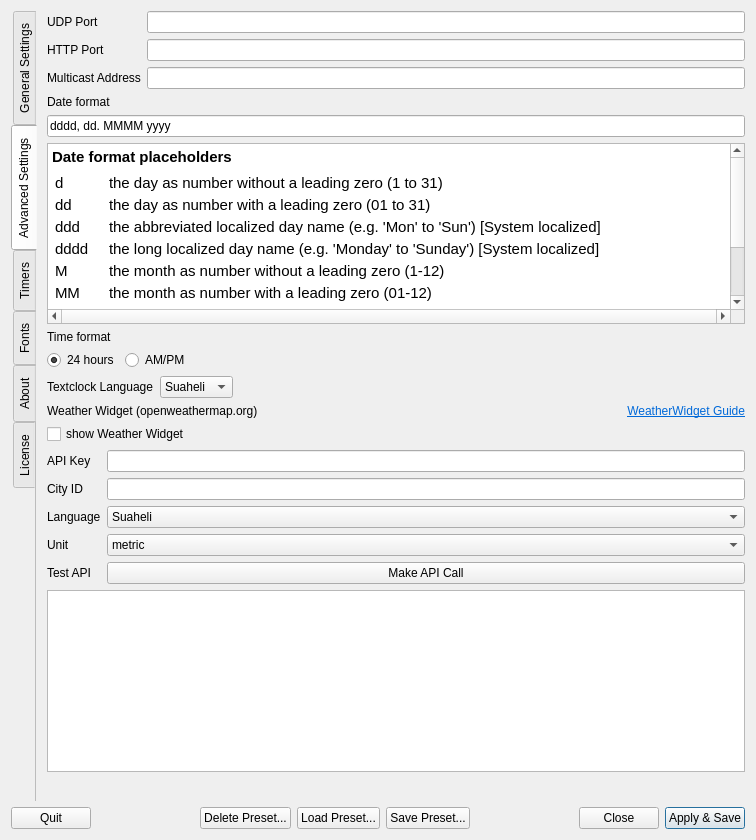
saschaludwig/OnAirScreen, file settings.ui: the form before one commit.
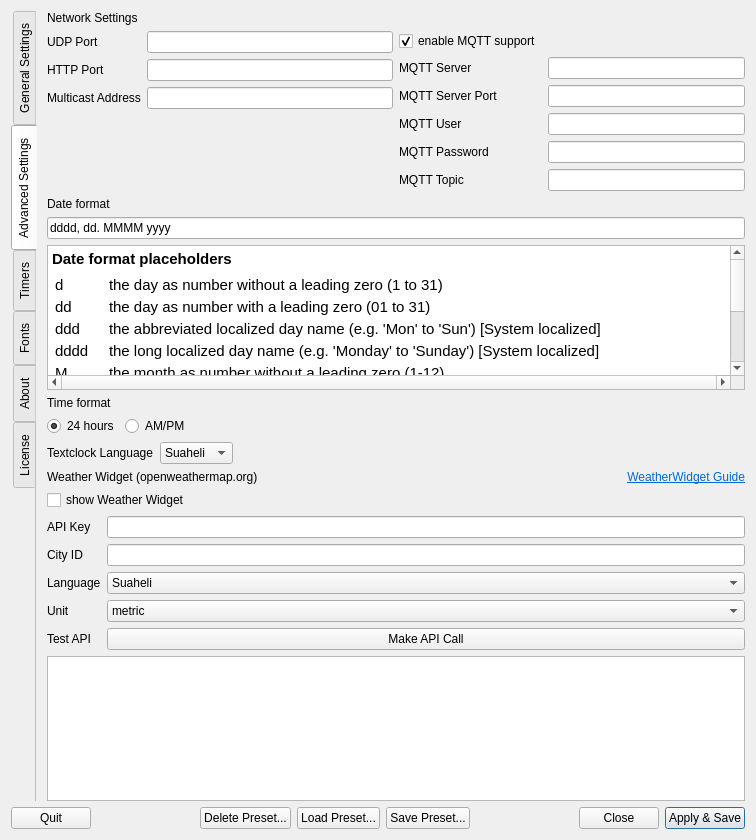
The form after the commit. The open tabs and pages were chosen to show the change. Icons and pictures are not drawn.

Commit message:
Add MQTT integration with Home Assistant Autodiscovery support
- Add MQTT client with Home Assistant Autodiscovery
- Support for LED switches (LED1-4)
- Support for AIR timer switches and sensors (AIR1-4)
- Support for reset buttons (AIR3/AIR4)
- Support for text entities (NOW, NEXT, WARN)
- Automatic status updates after state changes
- Automatic reconnection and autodiscovery re-publishing
- Thread-safe command execution via PyQt signals
- Add comprehensive test suite for MQTT client
- Update README and CHANGELOG with MQTT documentation

```diff
--- a/settings.ui
+++ b/settings.ui
@@ -1405,6 +1405,164 @@
        </property>
        <item row="1" column="0">
         <layout class="QVBoxLayout" name="verticalLayout_15">
+         <item>
+          <widget class="QLabel" name="label_45">
+           <property name="text">
+            <string>Network Settings</string>
+           </property>
+          </widget>
+         </item>
+         <item>
+          <layout class="QHBoxLayout" name="horizontalLayout_20">
+           <item>
+            <layout class="QFormLayout" name="formLayout">
+             <property name="labelAlignment">
+              <set>Qt::AlignmentFlag::AlignLeading|Qt::AlignmentFlag::AlignLeft|Qt::AlignmentFlag::AlignVCenter</set>
+             </property>
+             <property name="formAlignment">
+              <set>Qt::AlignmentFlag::AlignLeading|Qt::AlignmentFlag::AlignLeft|Qt::AlignmentFlag::AlignTop</set>
+             </property>
+             <item row="0" column="0">
+              <widget class="QLabel" name="label_4">
+               <property name="text">
+                <string>UDP Port</string>
+               </property>
+               <property name="buddy">
+                <cstring>udpport</cstring>
+               </property>
+              </widget>
+             </item>
+             <item row="0" column="1">
+              <widget class="QLineEdit" name="udpport">
+               <property name="sizePolicy">
+                <sizepolicy hsizetype="Minimum" vsizetype="Fixed">
+                 <horstretch>0</horstretch>
+                 <verstretch>0</verstretch>
+                </sizepolicy>
+               </property>
+               <property name="minimumSize">
+                <size>
+                 <width>0</width>
+                 <height>0</height>
+                </size>
+               </property>
+              </widget>
+             </item>
+             <item row="1" column="0">
+              <widget class="QLabel" name="label_12">
+               <property name="text">
+                <string>HTTP Port</string>
+               </property>
+               <property name="buddy">
+                <cstring>httpport</cstring>
+               </property>
+              </widget>
+             </item>
+             <item row="1" column="1">
+              <widget class="QLineEdit" name="httpport"/>
+             </item>
+             <item row="2" column="0">
+              <widget class="QLabel" name="label_40">
+               <property name="text">
+                <string>Multicast Address</string>
+               </property>
+               <property name="buddy">
+                <cstring>multicast_group</cstring>
+               </property>
+              </widget>
+             </item>
+             <item row="2" column="1">
+              <widget class="QLineEdit" name="multicast_group"/>
+             </item>
+            </layout>
+           </item>
+           <item>
+            <layout class="QFormLayout" name="formLayout_3">
+             <property name="labelAlignment">
+              <set>Qt::AlignmentFlag::AlignLeading|Qt::AlignmentFlag::AlignLeft|Qt::AlignmentFlag::AlignVCenter</set>
+             </property>
+             <property name="formAlignment">
+              <set>Qt::AlignmentFlag::AlignLeading|Qt::AlignmentFlag::AlignLeft|Qt::AlignmentFlag::AlignTop</set>
+             </property>
+             <item row="1" column="0">
+              <widget class="QLabel" name="label_41">
+               <property name="text">
+                <string>MQTT Server</string>
+               </property>
+               <property name="buddy">
+                <cstring>mqttserver</cstring>
+               </property>
+              </widget>
+             </item>
+             <item row="5" column="0">
+              <widget class="QLabel" name="label_42">
+               <property name="text">
+                <string>MQTT Topic</string>
+               </property>
+               <property name="buddy">
+                <cstring>mqttbasetopic</cstring>
+               </property>
+              </widget>
+             </item>
+             <item row="3" column="0">
+              <widget class="QLabel" name="label_43">
+               <property name="text">
+                <string>MQTT User</string>
+               </property>
+               <property name="buddy">
+                <cstring>mqttuser</cstring>
+               </property>
+              </widget>
+             </item>
+             <item row="4" column="0">
+              <widget class="QLabel" name="label_44">
+               <property name="text">
+                <string>MQTT Password</string>
+               </property>
+               <property name="buddy">
+                <cstring>mqttpassword</cstring>
+               </property>
+              </widget>
+             </item>
+             <item row="1" column="1">
+              <widget class="QLineEdit" name="mqttserver"/>
+             </item>
+             <item row="3" column="1">
+              <widget class="QLineEdit" name="mqttuser"/>
+             </item>
+             <item row="4" column="1">
+              <widget class="QLineEdit" name="mqttpassword"/>
+             </item>
+             <item row="5" column="1">
+              <widget class="QLineEdit" name="mqttbasetopic"/>
+             </item>
+             <item row="2" column="0">
+              <widget class="QLabel" name="label_46">
+               <property name="text">
+                <string>MQTT Server Port</string>
+               </property>
+               <property name="buddy">
+                <cstring>mqttport</cstring>
+               </property>
+              </widget>
+             </item>
+             <item row="2" column="1">
+              <widget class="QLineEdit" name="mqttport"/>
+             </item>
+             <item row="0" column="0">
+              <widget class="QCheckBox" name="enablemqtt">
+               <property name="text">
+                <string>enable MQTT support</string>
+               </property>
+               <property name="checked">
+                <bool>true</bool>
+               </property>
+              </widget>
+             </item>
+            </layout>
+           </item>
+          </layout>
+         </item>
          <item>
           <widget class="QLabel" name="label_10">
            <property name="text">
@@ -1753,68 +1911,6 @@
          </item>
         </layout>
        </item>
-       <item row="0" column="0">
-        <layout class="QFormLayout" name="formLayout">
-         <property name="labelAlignment">
-          <set>Qt::AlignmentFlag::AlignLeading|Qt::AlignmentFlag::AlignLeft|Qt::AlignmentFlag::AlignVCenter</set>
-         </property>
-         <property name="formAlignment">
-          <set>Qt::AlignmentFlag::AlignLeading|Qt::AlignmentFlag::AlignLeft|Qt::AlignmentFlag::AlignTop</set>
-         </property>
-         <item row="0" column="0">
-          <widget class="QLabel" name="label_4">
-           <property name="text">
-            <string>UDP Port</string>
-           </property>
-           <property name="buddy">
-            <cstring>udpport</cstring>
-           </property>
-          </widget>
-         </item>
-         <item row="0" column="1">
-          <widget class="QLineEdit" name="udpport">
-           <property name="sizePolicy">
-            <sizepolicy hsizetype="Minimum" vsizetype="Fixed">
-             <horstretch>0</horstretch>
-             <verstretch>0</verstretch>
-            </sizepolicy>
-           </property>
-           <property name="minimumSize">
-            <size>
-             <width>0</width>
-             <height>0</height>
-            </size>
-           </property>
-          </widget>
-         </item>
-         <item row="2" column="0">
-          <widget class="QLabel" name="label_12">
-           <property name="text">
-            <string>HTTP Port</string>
-           </property>
-           <property name="buddy">
-            <cstring>httpport</cstring>
-           </property>
-          </widget>
-         </item>
-         <item row="2" column="1">
-          <widget class="QLineEdit" name="httpport"/>
-         </item>
-         <item row="4" column="0">
-          <widget class="QLabel" name="label_40">
-           <property name="text">
-            <string>Multicast Address</string>
-           </property>
-           <property name="buddy">
-            <cstring>multicast_group</cstring>
-           </property>
-          </widget>
-         </item>
-         <item row="4" column="1">
-          <widget class="QLineEdit" name="multicast_group"/>
-         </item>
-        </layout>
-       </item>
       </layout>
      </widget>
      <widget class="QWidget" name="tab_timers">
```
Left out of the diff: 699 changed lines with no effect on the pictures. The commit also changes 7 other files.
